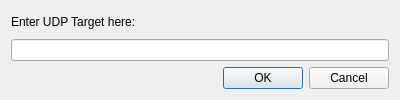
Qt form Martin/C++/QT/Naversatz/Naversatz/udpdialog.ui (littlebrother12321/ScudRun) before a commit.
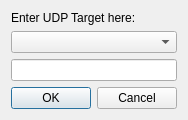
The same form after that commit.

```diff
--- a/Martin/C++/QT/Naversatz/Naversatz/udpdialog.ui
+++ b/Martin/C++/QT/Naversatz/Naversatz/udpdialog.ui
@@ -6,16 +6,22 @@
    <rect>
     <x>0</x>
     <y>0</y>
-    <width>400</width>
-    <height>100</height>
+    <width>179</width>
+    <height>98</height>
    </rect>
   </property>
   <property name="sizePolicy">
-   <sizepolicy hsizetype="Expanding" vsizetype="Expanding">
+   <sizepolicy hsizetype="Fixed" vsizetype="Fixed">
     <horstretch>0</horstretch>
     <verstretch>0</verstretch>
    </sizepolicy>
   </property>
+  <property name="maximumSize">
+   <size>
+    <width>443</width>
+    <height>218</height>
+   </size>
+  </property>
   <property name="windowTitle">
    <string>Dialog</string>
   </property>
@@ -27,6 +33,9 @@
      </property>
     </widget>
    </item>
+   <item>
+    <widget class="QComboBox" name="comboBox"/>
+   </item>
    <item>
     <widget class="QLineEdit" name="lineEdit"/>
    </item>
@@ -38,6 +47,9 @@
      <property name="standardButtons">
       <set>QDialogButtonBox::Cancel|QDialogButtonBox::Ok</set>
      </property>
+     <property name="centerButtons">
+      <bool>true</bool>
+     </property>
     </widget>
    </item>
   </layout>
```
Left out of the diff: 2 changed lines with no effect on the pictures.
